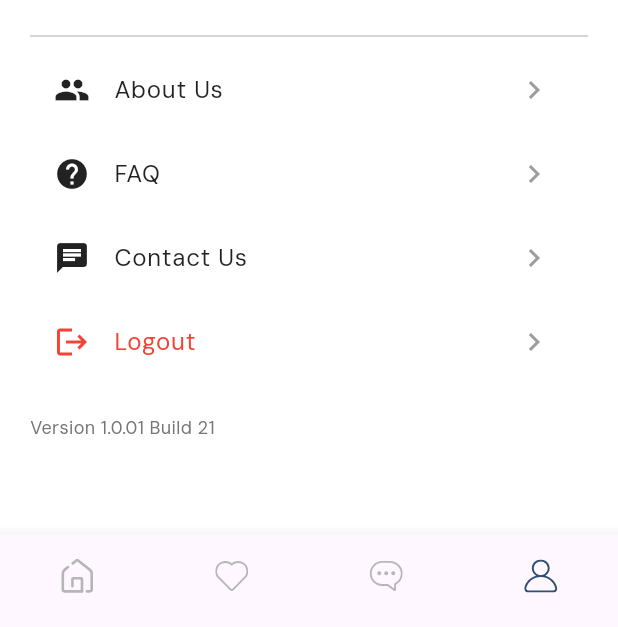
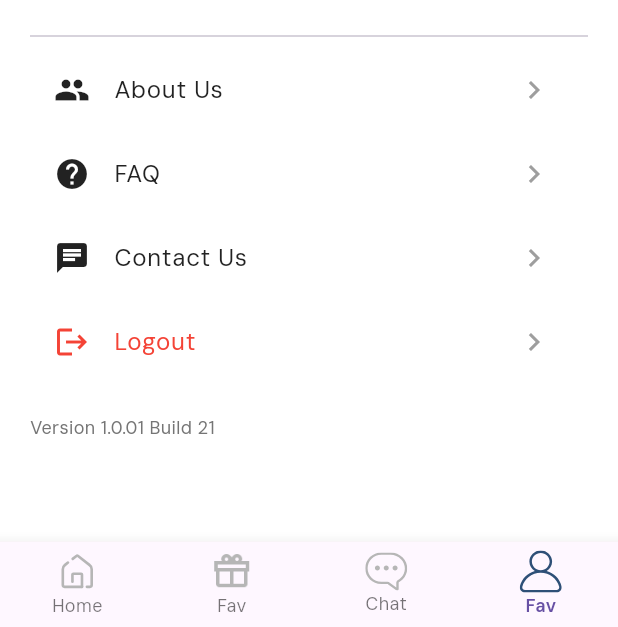
Before and after one commit to Khafidhfuadi/donation_app, a Flutter app: the InitScreen screen opened by its route, item 4 of the bottom bar chosen, on a phone screen of 412 x 824 dp, the part 609-1236 px from its top. Run offline on Flutter 3.47's test engine with Material 3 defaults, Android fonts, the phone set to English and light mode, and no system bars; our stand-ins replace flutter_svg, get, share_plus, shared_preferences, supabase_flutter; accounts and stored records are empty; network calls fail.

Commit message:
Add new images and update category card gradient; refactor highlighted donation data structure

```diff
--- a/lib/screens/init_screen.dart
+++ b/lib/screens/init_screen.dart
@@ -45,9 +45,11 @@ class _InitScreenState extends State<InitScreen> {
       bottomNavigationBar: BottomNavigationBar(
         onTap: updateCurrentIndex,
         currentIndex: currentSelectedIndex,
-        showSelectedLabels: false,
-        showUnselectedLabels: false,
+        // showSelectedLabels: false,
+        // showUnselectedLabels: false,
         type: BottomNavigationBarType.fixed,
+        selectedLabelStyle: const TextStyle(
+            fontSize: 12, fontWeight: FontWeight.w600, color: kPrimaryColor),
         items: [
           BottomNavigationBarItem(
             icon: SvgPicture.asset(
@@ -69,24 +71,20 @@ class _InitScreenState extends State<InitScreen> {
             label: "Home",
           ),
           BottomNavigationBarItem(
-            icon: SvgPicture.asset(
-              "assets/icons/Heart Icon.svg",
-              colorFilter: const ColorFilter.mode(
-                inActiveIconColor,
-                BlendMode.srcIn,
-              ),
+            icon: Image.asset(
+              "assets/images/gift.png",
+              width: 28,
+              color: inActiveIconColor, // Use `color` instead of `colorFilter`
             ),
-            activeIcon: SvgPicture.asset(
-              "assets/icons/Heart Icon.svg",
-              colorFilter: const ColorFilter.mode(
-                kPrimaryColor,
-                BlendMode.srcIn,
-              ),
+            activeIcon: Image.asset(
+              "assets/images/gift.gif", // Use gif for active icon
+              width: 28,
             ),
             label: "Fav",
           ),
           BottomNavigationBarItem(
             icon: SvgPicture.asset(
+              width: 28,
               "assets/icons/Chat bubble Icon.svg",
               colorFilter: const ColorFilter.mode(
                 inActiveIconColor,
@@ -94,6 +92,7 @@ class _InitScreenState extends State<InitScreen> {
               ),
             ),
             activeIcon: SvgPicture.asset(
+              width: 28,
               "assets/icons/Chat bubble Icon.svg",
               colorFilter: const ColorFilter.mode(
                 kPrimaryColor,
@@ -104,6 +103,7 @@ class _InitScreenState extends State<InitScreen> {
           ),
           BottomNavigationBarItem(
             icon: SvgPicture.asset(
+              width: 28,
               "assets/icons/User Icon.svg",
               colorFilter: const ColorFilter.mode(
                 inActiveIconColor,
@@ -111,6 +111,7 @@ class _InitScreenState extends State<InitScreen> {
               ),
             ),
             activeIcon: SvgPicture.asset(
+              width: 28,
               "assets/icons/User Icon.svg",
               colorFilter: const ColorFilter.mode(
                 kPrimaryColor,
```
Also changed, not shown: lib/screens/home/components/categories.dart (+8 -1 lines), lib/screens/home/components/highlighted_donation_card.dart (+2 -12 lines), assets/images/gift.gif (added), assets/images/gift.png (added), assets/images/hand.png (added).
